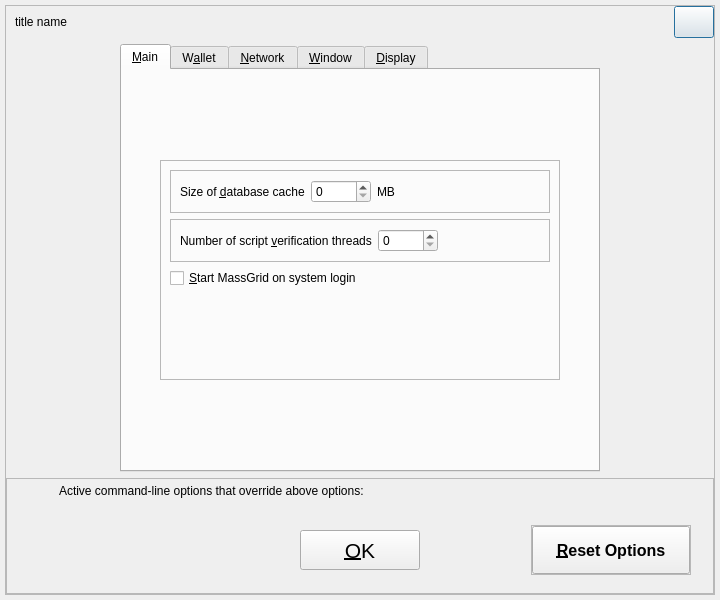
MassGrid/MassGrid, file src/qt/forms/optionsdialog.ui: the form before one commit.
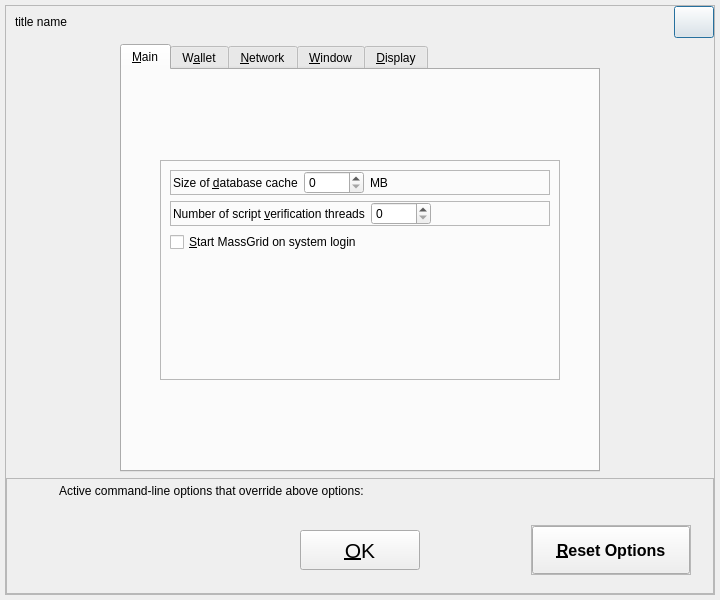
The form after the commit. The open tabs and pages were chosen to show the change. Icons and pictures are not drawn. Custom widgets are drawn as their Qt base class.

```diff
--- a/src/qt/forms/optionsdialog.ui
+++ b/src/qt/forms/optionsdialog.ui
@@ -216,6 +216,18 @@
                      <enum>QFrame::Raised</enum>
                     </property>
                     <layout class="QHBoxLayout" name="horizontalLayout_4">
+                     <property name="leftMargin">
+                      <number>2</number>
+                     </property>
+                     <property name="topMargin">
+                      <number>0</number>
+                     </property>
+                     <property name="rightMargin">
+                      <number>0</number>
+                     </property>
+                     <property name="bottomMargin">
+                      <number>0</number>
+                     </property>
                      <item>
                       <widget class="QLabel" name="databaseCacheLabel">
                        <property name="text">
@@ -274,6 +286,18 @@
                      <enum>QFrame::Raised</enum>
                     </property>
                     <layout class="QHBoxLayout" name="horizontalLayout_3">
+                     <property name="leftMargin">
+                      <number>2</number>
+                     </property>
+                     <property name="topMargin">
+                      <number>0</number>
+                     </property>
+                     <property name="rightMargin">
+                      <number>0</number>
+                     </property>
+                     <property name="bottomMargin">
+                      <number>0</number>
+                     </property>
                      <item>
                       <widget class="QLabel" name="threadsScriptVerifLabel">
                        <property name="text">
```
Left out of the diff: 2 changed lines with no effect on the pictures.
